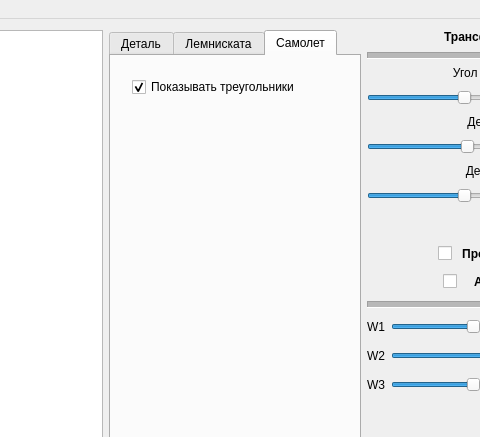
Qt form MainWindow/mainwindow.ui (Childcity/QtGraphicsExample) before a commit; both pictures show x 621 to 1101 and y 0 to 437 of the 1250 by 740 pixel window.
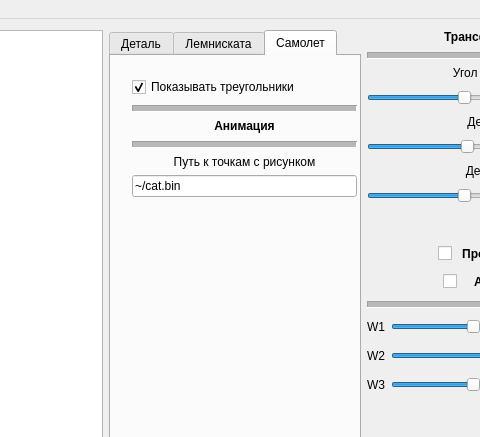
The same form after that commit. Icons and pictures are not drawn. Custom widgets are drawn as their Qt base class.

Patch:
```diff
--- a/MainWindow/mainwindow.ui
+++ b/MainWindow/mainwindow.ui
@@ -786,8 +786,8 @@
            <rect>
             <x>10</x>
             <y>10</y>
-            <width>231</width>
-            <height>171</height>
+            <width>247</width>
+            <height>311</height>
            </rect>
           </property>
           <layout class="QVBoxLayout" name="verticalLayout_5">
@@ -801,6 +801,84 @@
              </property>
             </widget>
            </item>
+           <item>
+            <widget class="Line" name="line_9">
+             <property name="minimumSize">
+              <size>
+               <width>0</width>
+               <height>10</height>
+              </size>
+             </property>
+             <property name="lineWidth">
+              <number>1</number>
+             </property>
+             <property name="midLineWidth">
+              <number>5</number>
+             </property>
+             <property name="orientation">
+              <enum>Qt::Horizontal</enum>
+             </property>
+            </widget>
+           </item>
+           <item>
+            <widget class="QLabel" name="label_32">
+             <property name="font">
+              <font>
+               <weight>75</weight>
+               <bold>true</bold>
+              </font>
+             </property>
+             <property name="text">
+              <string>Анимация</string>
+             </property>
+             <property name="alignment">
+              <set>Qt::AlignCenter</set>
+             </property>
+            </widget>
+           </item>
+           <item>
+            <widget class="Line" name="line_8">
+             <property name="minimumSize">
+              <size>
+               <width>0</width>
+               <height>10</height>
+              </size>
+             </property>
+             <property name="lineWidth">
+              <number>1</number>
+             </property>
+             <property name="midLineWidth">
+              <number>5</number>
+             </property>
+             <property name="orientation">
+              <enum>Qt::Horizontal</enum>
+             </property>
+            </widget>
+           </item>
+           <item>
+            <widget class="QLabel" name="label_33">
+             <property name="text">
+              <string>Путь к точкам с рисунком</string>
+             </property>
+             <property name="alignment">
+              <set>Qt::AlignCenter</set>
+             </property>
+            </widget>
+           </item>
+           <item>
+            <widget class="QLineEdit" name="lineEdit">
+             <property name="text">
+              <string>~/cat.bin</string>
+             </property>
+            </widget>
+           </item>
+           <item>
+            <layout class="QHBoxLayout" name="horizontalLayout_13">
+             <property name="bottomMargin">
+              <number>20</number>
+             </property>
+            </layout>
+           </item>
            <item>
             <spacer name="verticalSpacer_4">
              <property name="orientation">
```
